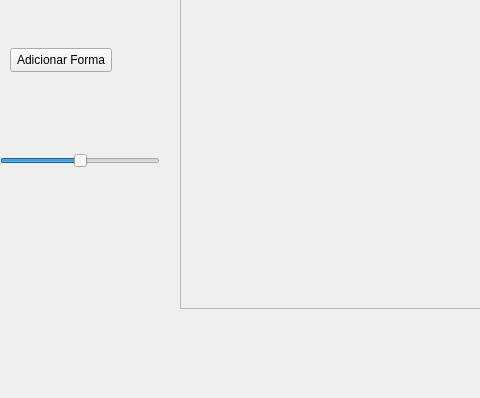
The window that mainwindow.ui (samu-ribas/3D-Graphics-Engine-Project) describes before a commit, drawn with Qt 5; both pictures show x 0 to 480 and y 202 to 600 of the 1279 by 600 pixel window.
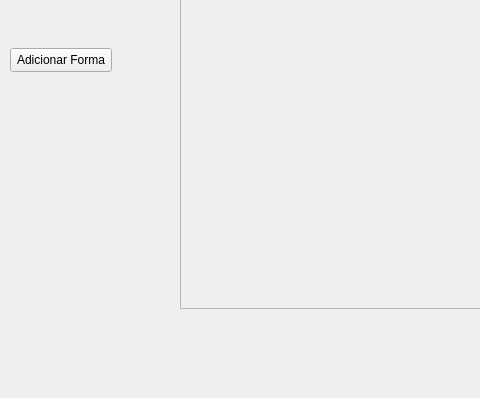
The same window after the commit. Custom widgets are drawn as their Qt base class.

What changed in the file:
```diff
--- a/mainwindow.ui
+++ b/mainwindow.ui
@@ -591,25 +591,6 @@
      <string>Selecione o objeto:</string>
     </property>
    </widget>
-   <widget class="QSlider" name="horizontalSlider">
-    <property name="geometry">
-     <rect>
-      <x>0</x>
-      <y>350</y>
-      <width>160</width>
-      <height>25</height>
-     </rect>
-    </property>
-    <property name="minimum">
-     <number>-1000</number>
-    </property>
-    <property name="maximum">
-     <number>1000</number>
-    </property>
-    <property name="orientation">
-     <enum>Qt::Orientation::Horizontal</enum>
-    </property>
-   </widget>
   </widget>
   <widget class="QMenuBar" name="menubar">
    <property name="geometry">
```
Left out of the diff: 6 changed lines with no effect on the pictures.
